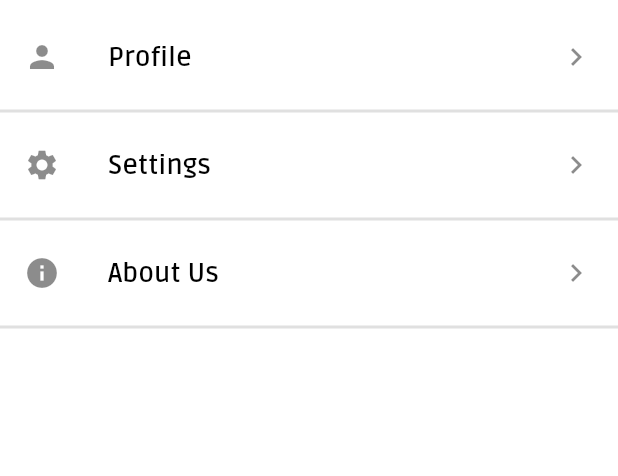
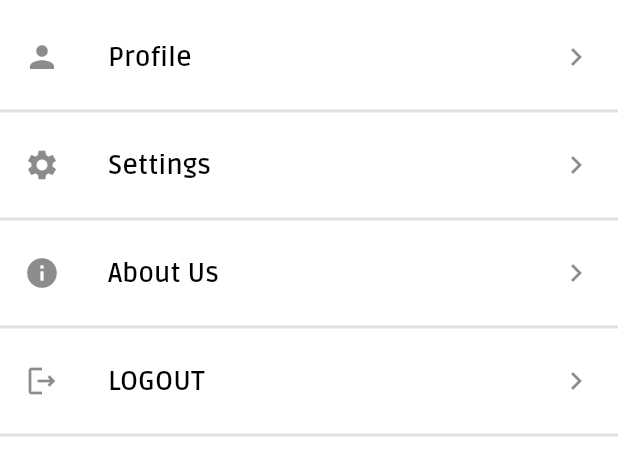
Before and after one commit to assem16399/eshtri-App, a Flutter app: the ProfileAndMoreTab widget shown alone on an empty page, opened directly, on a phone screen of 412 x 824 dp. Shown: the top 476 px of the screen. Run offline on Flutter 3.47's test engine with Material 2 defaults, Android fonts, the light colour scheme and no system bars; our stand-ins replace bloc, carousel_slider, dio, flutter_bloc, fluttertoast, shared_preferences and 1 more; accounts and stored records are empty; network calls fail.

Commit message:
logout function added

```diff
--- a/lib/modules/login/cubit/login_cubit.dart
+++ b/lib/modules/login/cubit/login_cubit.dart
@@ -34,6 +34,8 @@ class LoginCubit extends Cubit<LoginStates> {
   }
 
   Future<void> logTheUserOut() async {
+    _loginModel = null;
+    userAccessToken = null;
     await CacheHelper.clear('token');
 
     emit(LoginKillTokenState());
--- a/lib/modules/profile_and_more/profile_and_more_tab.dart
+++ b/lib/modules/profile_and_more/profile_and_more_tab.dart
@@ -1,7 +1,10 @@
 import 'package:eshtri/modules/about_us/about_us_screen.dart';
+import 'package:eshtri/modules/login/cubit/login_cubit.dart';
+import 'package:eshtri/modules/login/login_screen.dart';
 import 'package:eshtri/modules/profile/profile_screen.dart';
 import 'package:eshtri/modules/settings/settings.dart';
 import 'package:flutter/material.dart';
+import 'package:flutter_bloc/flutter_bloc.dart';
 
 class ProfileAndMoreTab extends StatelessWidget {
   const ProfileAndMoreTab({Key? key}) : super(key: key);
@@ -61,6 +64,24 @@ class ProfileAndMoreTab extends StatelessWidget {
             const Divider(
               thickness: 2,
             ),
+            InkWell(
+              onTap: () async {
+                await BlocProvider.of<LoginCubit>(context).logTheUserOut();
+                Navigator.pushReplacement(
+                    context, MaterialPageRoute(builder: (context) => const LoginScreen()));
+              },
+              child: ListTile(
+                leading: const Icon(Icons.logout_outlined),
+                title: Text(
+                  'LOGOUT',
+                  style: Theme.of(context).textTheme.bodyText1,
+                ),
+                trailing: const Icon(Icons.navigate_next_outlined),
+              ),
+            ),
+            const Divider(
+              thickness: 2,
+            ),
           ],
         ),
       ),
```
